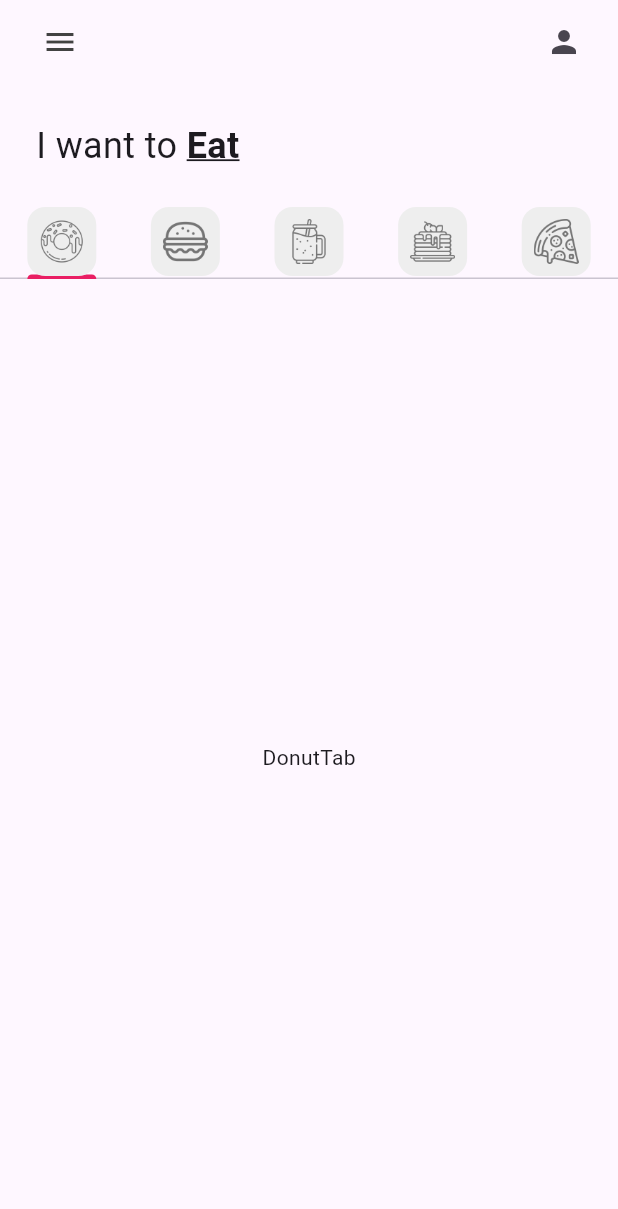
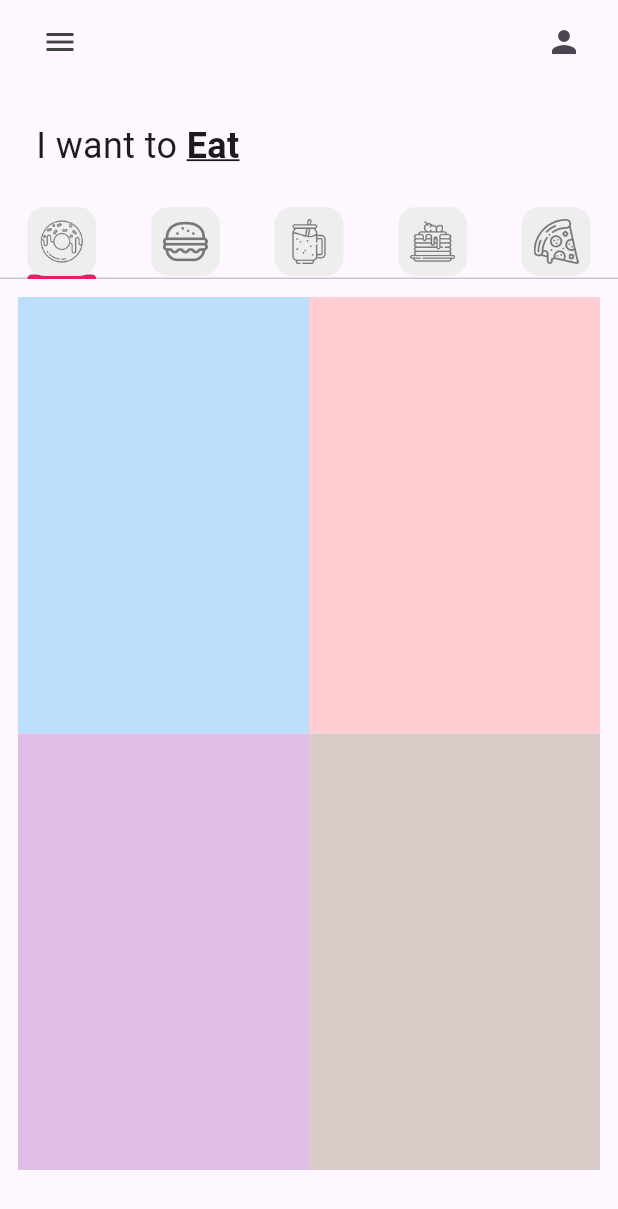
Before and after one commit to Gmoisesq26/p1_donut_app_geisler_quintal, a Flutter app: the screen it shows after launch, on a phone screen of 412 x 824 dp. Shown: the top 1209 px of the screen. Run offline on Flutter 3.47's test engine with Material 3 defaults, Android fonts, the phone set to English and light mode, and no system bars.

Commit message:
DonutTitle added

```diff
--- /dev/null
+++ b/lib/Utilis/donut_tile.dart
@@ -0,0 +1,22 @@
+import 'package:flutter/material.dart';
+
+class DonutTile extends StatelessWidget {
+  final String donutFlavor;
+  final String donutPrice;
+  final dynamic donutColor;
+  final String donutName;
+
+  const DonutTile(
+      {super.key,
+      required this.donutFlavor,
+      required this.donutPrice,
+      required this.donutColor,
+      required this.donutName});
+
+  @override
+  Widget build(BuildContext context) {
+    return Container(
+      decoration: BoxDecoration(color: donutColor[100]),
+    );
+  }
+}
--- a/lib/tab/burger_tab.dart
+++ b/lib/tab/burger_tab.dart
@@ -6,7 +6,7 @@ class BurgerTab extends StatelessWidget {
   @override
   Widget build(BuildContext context) {
     return const Center(
-      child: Text("BurgerTad"),
+      child: Text("BurgerTab"),
     );
   }
 }
--- a/lib/tab/donut_tab.dart
+++ b/lib/tab/donut_tab.dart
@@ -1,12 +1,33 @@
 import 'package:flutter/material.dart';
+import 'package:p1_donut_app_geisler_quintal/Utilis/donut_tile.dart';
 
 class DonutTab extends StatelessWidget {
+  // list of donuts
+  final List donutsOnSale = const [
+    // [ donutFlavor, donutPrice, donutColor, imageName ]
+    ["Ice Cream", "36", Colors.blue, "lib/images/icecream_donut.png"],
+    ["Strawberry", "45", Colors.red, "lib/images/strawberry_donut.png"],
+    ["Grape Ape", "84", Colors.purple, "lib/images/grape_donut.png"],
+    ["Choco", "95", Colors.brown, "lib/images/chocolate_donut.png"],
+  ];
   const DonutTab({super.key});
 
   @override
   Widget build(BuildContext context) {
-    return const Center(
-      child: Text("DonutTab"),
+    //Delegate sirve para organizar los widgets en la cuadricula
+    return GridView.builder(
+      itemCount: donutsOnSale.length,
+      padding: const EdgeInsets.all(12),
+      gridDelegate: const SliverGridDelegateWithFixedCrossAxisCount(
+          crossAxisCount: 2, childAspectRatio: 1 / 1.5),
+      itemBuilder: (context, index) {
+        return DonutTile(
+          donutFlavor: donutsOnSale[index][0],
+          donutPrice: donutsOnSale[index][1],
+          donutColor: donutsOnSale[index][2],
+          donutName: donutsOnSale[index][3],
+        );
+      },
     );
   }
 }
```
